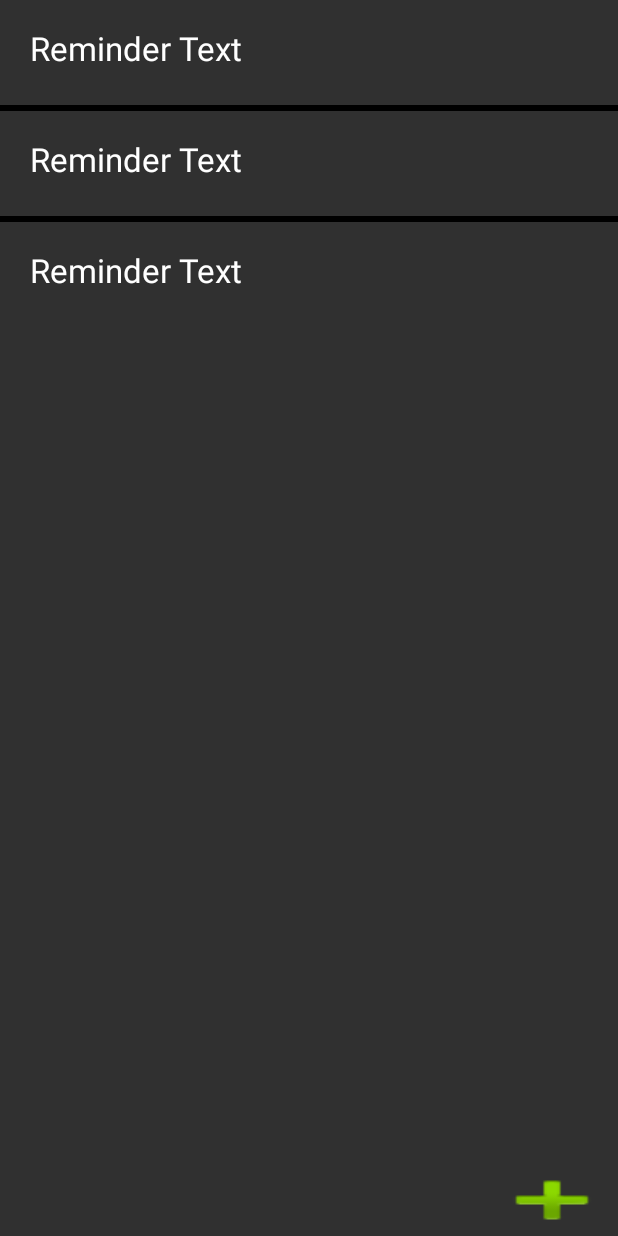
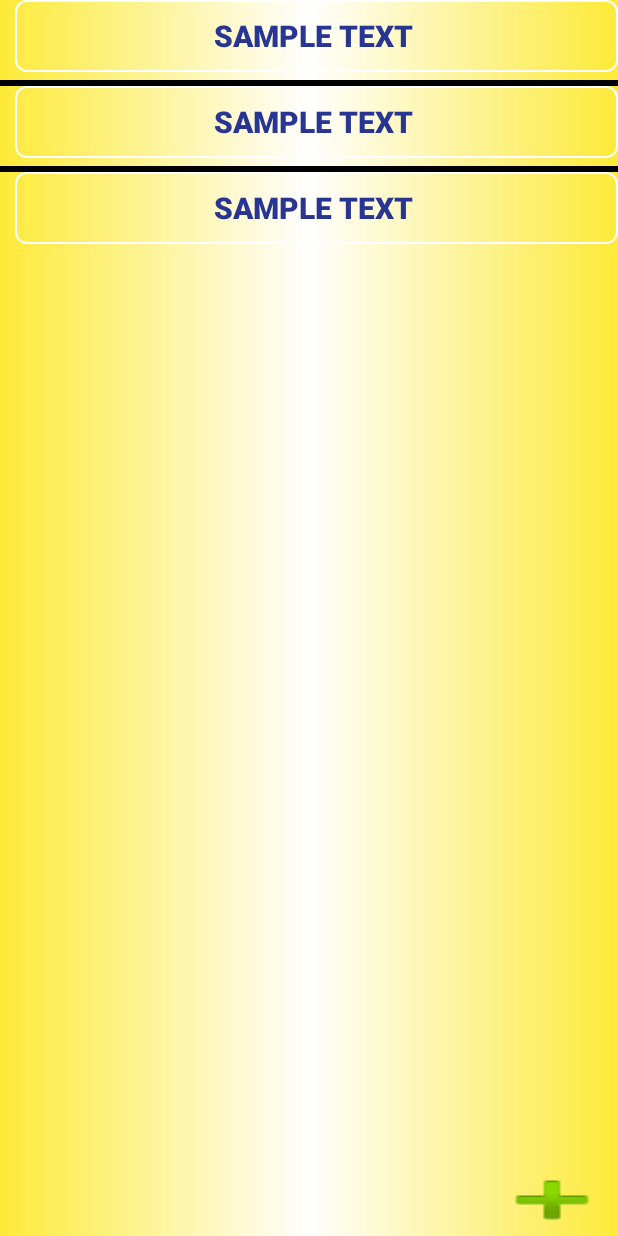
Before and after one commit to kengardiner/HoneyDO, an Android app: the layout activity_honey_do_list.xml on its own in the app's theme, with its tools: preview values and no code run, on a phone screen of 412 x 824 dp. Run offline under Robolectric (Android 15) with nearby library versions, the phone set to English and light mode, and no system bars.

Commit message:
drawables added and applied

```diff
--- /dev/null
+++ b/app/src/main/res/drawable/list_bg_gradient.xml
@@ -0,0 +1,10 @@
+<?xml version="1.0" encoding="utf-8"?>
+<shape xmlns:android="http://schemas.android.com/apk/res/android">
+
+    <gradient
+        android:angle="0"
+        android:centerColor="#fefefe"
+        android:endColor="#fdea38"
+        android:startColor="#fdea38" />
+
+</shape>
--- /dev/null
+++ b/app/src/main/res/drawable/list_button.xml
@@ -0,0 +1,9 @@
+<?xml version="1.0" encoding="utf-8"?>
+<shape xmlns:android="http://schemas.android.com/apk/res/android">
+<stroke
+    android:width="1dp"
+    android:color="#FFF" />
+
+    <corners android:radius="7dp" ></corners>
+
+</shape>
--- a/app/src/main/res/layout/activity_honey_do_list.xml
+++ b/app/src/main/res/layout/activity_honey_do_list.xml
@@ -4,6 +4,7 @@
     android:layout_width="match_parent"
     android:layout_height="match_parent"
     tools:context=".activity.HoneyDoListActivity"
+    android:background="@drawable/list_bg_gradient"
     >
 
 
--- a/app/src/main/res/layout/list_row.xml
+++ b/app/src/main/res/layout/list_row.xml
@@ -1,7 +1,7 @@
 <?xml version="1.0" encoding="utf-8"?>
 <LinearLayout xmlns:android="http://schemas.android.com/apk/res/android"
               android:layout_width="match_parent"
-              android:layout_height="70dp"
+              android:layout_height="match_parent"
               android:orientation="vertical"
               >
 
@@ -17,20 +17,21 @@
             android:id="@+id/row_tab"
             android:layout_marginBottom="5dp" />
 
-        <TextView
+        <Button
             android:layout_width="match_parent"
             android:layout_height="match_parent"
-            android:text="Reminder Text"
+            android:text="Sample Text"
             android:id="@+id/row_text"
-            android:textColor="@color/white"
-            android:textSize="22sp"
-            android:gravity="center_vertical"
-            android:padding="10dp"
-            android:ellipsize="end"
-            android:maxLines="1"
-            android:background="@drawable/rounded_corners"
-            android:layout_marginBottom="5dp"
-            android:typeface="normal" />
+            android:layout_gravity="center_horizontal"
+            android:background="@drawable/list_button"
+            android:textColor="#283593"
+            android:layout_marginTop="5dp"
+            android:paddingLeft="5dp"
+            android:paddingRight="10dp"
+            android:textSize="20sp"
+            android:textStyle="bold"
+            android:textAlignment="center" />
+
 
     </LinearLayout>
 
```
